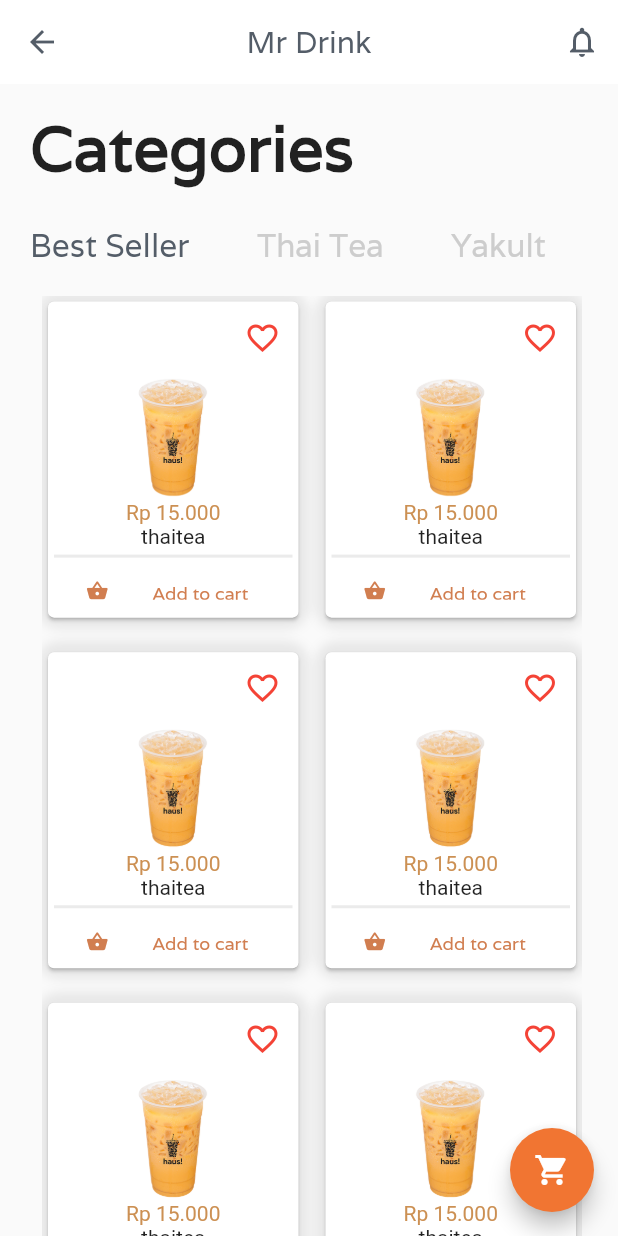
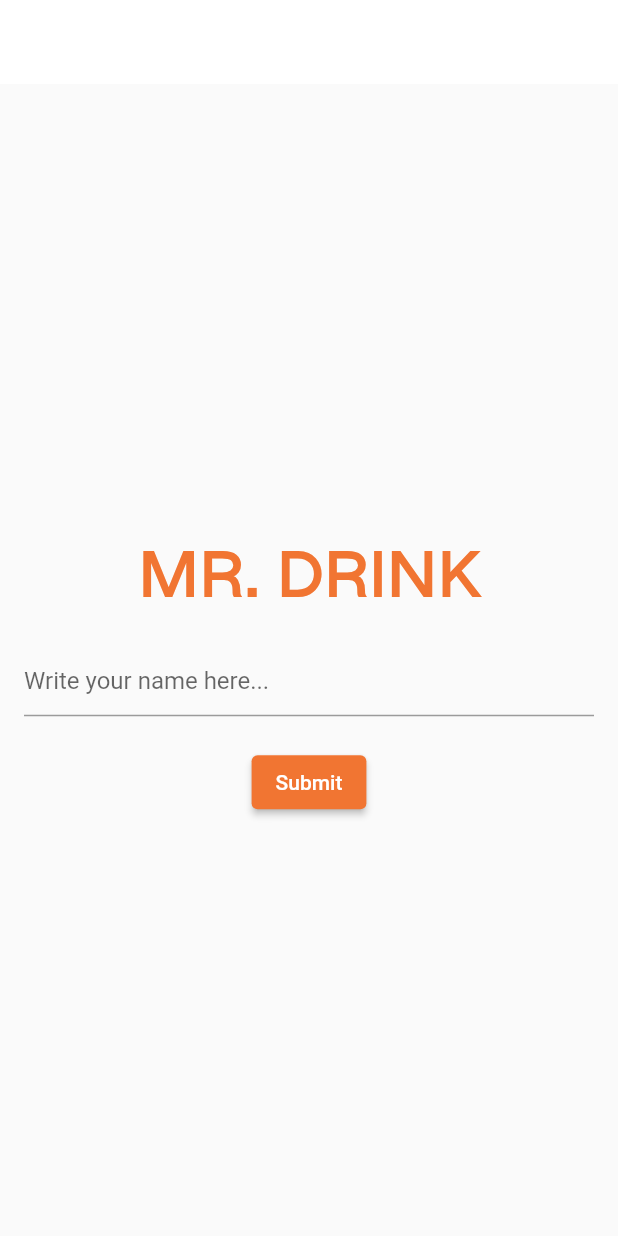
Before and after one commit to abdullahJufri/mr_drink, a Flutter app: the screen it shows after launch, on a phone screen of 412 x 824 dp. Run offline on Flutter 3.47's test engine with Material 2 defaults, Android fonts, the phone set to English and light mode, and no system bars; Roboto replaces fonts that are missing (Valera).

Commit message:
menambahkan halaman Login

```diff
--- a/lib/detail_screen.dart
+++ b/lib/detail_screen.dart
@@ -92,6 +92,8 @@ class DrinkDetail extends StatelessWidget {
             ),
             SizedBox(height: 20.0),
             Center(
+                child: Padding(
+                  padding: const EdgeInsets.only(bottom: 16.0),
                   child: Container(
                       width: MediaQuery.of(context).size.width - 50.0,
                       height: 50.0,
@@ -109,6 +111,7 @@ class DrinkDetail extends StatelessWidget {
                             ),
                           )
                       )
+                  ),
                 )
             )
           ]
--- /dev/null
+++ b/lib/login.dart
@@ -0,0 +1,80 @@
+import 'package:flutter/cupertino.dart';
+import 'package:flutter/material.dart';
+import 'package:mr_drink/main_screen.dart';
+
+class Login extends StatefulWidget {
+  @override
+  _LoginState createState() => _LoginState();
+}
+
+class _LoginState extends State<Login> {
+  late String value;
+
+  @override
+  Widget build(BuildContext context) {
+    return Scaffold(
+      appBar: AppBar(
+        backgroundColor: Colors.white,
+        elevation: 0.0,
+        centerTitle: true,
+        title: Text(
+          '',
+          style: TextStyle(
+              fontFamily: 'Varela', fontSize: 20.0, color: Color(0xFF545D68)),
+        ),
+        actions: <Widget>[],
+      ),
+      body: Center(
+        child: Padding(
+          padding: const EdgeInsets.all(16.0),
+          child: Column(
+            mainAxisAlignment: MainAxisAlignment.center,
+            children: [
+              Padding(
+                padding: const EdgeInsets.all(20.0),
+                child: Text('MR. DRINK',
+                    style: TextStyle(
+                        fontFamily: 'Varela',
+                        fontSize: 42.0,
+                        fontWeight: FontWeight.bold,
+                        color: Color(0xFFF17532))),
+              ),
+              TextField(
+                decoration: InputDecoration(
+                  hintText: 'Write your name here...',
+                ),
+                onChanged: (text) {
+                  value = text;
+                },
+              ),
+              SizedBox(height: 20),
+              Container(
+                child: ElevatedButton(
+                  onPressed: () {
+                    Navigator.push(context, MaterialPageRoute(builder: (context) {
+                      return MainScreen(value: value);
+                    }));
+
+                    // showDialog(
+                    //     context: context,
+                    //     builder: (context) {
+                    //       return AlertDialog(
+                    //         content: Text('Hello, $_name'),
+                    //       );
+                    //     });
+                  },
+                  child: Text('Submit'),
+                  style: ElevatedButton.styleFrom(
+                    primary: Color(0xFFF17532),
+
+                  ),
+                ),
+
+              )
+            ],
+          ),
+        ),
+      ),
+    );
+  }
+}
--- a/lib/main.dart
+++ b/lib/main.dart
@@ -1,5 +1,6 @@
 import 'package:flutter/material.dart';
 import 'package:mr_drink/main_screen.dart';
+import 'package:mr_drink/login.dart';
 
 void main() => runApp(MyApp());
 
@@ -9,7 +10,8 @@ class MyApp extends StatelessWidget {
     return MaterialApp(
       title: 'Wisata Bandung',
       theme: ThemeData(),
-      home: MainScreen(),
+      home: Login(),
+      // home: MainScreen()
     );
   }
 }
--- a/lib/main_screen.dart
+++ b/lib/main_screen.dart
@@ -5,13 +5,19 @@ import 'detail_screen.dart';
 import 'model/drink_data.dart';
 
 class MainScreen extends StatefulWidget {
+  String value;
+  MainScreen({required this.value});
+
   @override
-  _MainScreenState createState() => _MainScreenState();
+  _MainScreenState createState() => _MainScreenState(value);
 }
 
 class _MainScreenState extends State<MainScreen>
     with SingleTickerProviderStateMixin {
+  String value;
+  _MainScreenState(this.value);
   late TabController _tabController;
+
 
   @override
   void initState() {
@@ -54,6 +60,10 @@ class _MainScreenState extends State<MainScreen>
           SizedBox(
             height: 15.0,
           ),
+          Text('Welcome ${value} :)',
+              style: TextStyle(
+                  fontFamily: 'Varela',
+                  fontSize: 18.0)),
           Text('Categories',
               style: TextStyle(
                   fontFamily: 'Varela',
```
Lines whose indentation alone changed are shown as unchanged.
